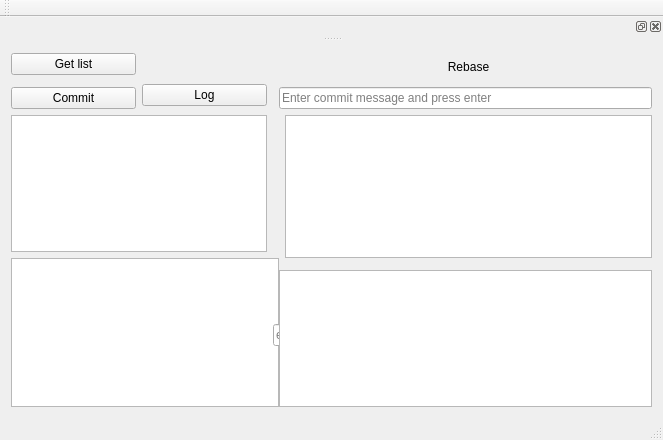
First picture: the form in Git-z/mainwindow.ui, repository ybznek/git-z, before the edit.
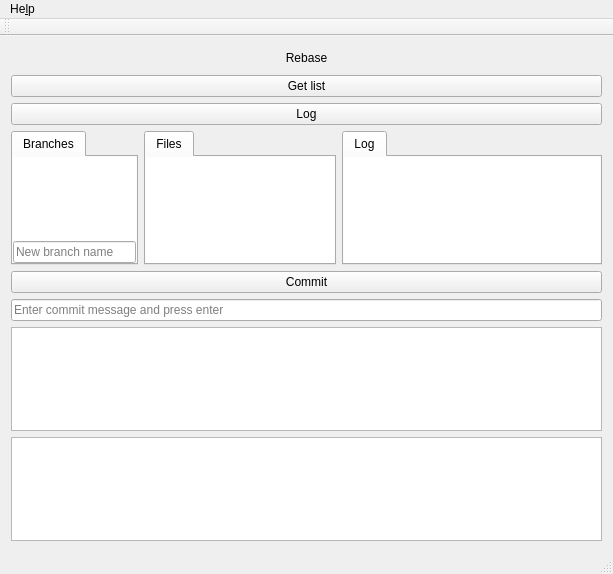
Second picture: the form after the edit. Icons and pictures are not drawn.

Patch:
```diff
--- a/Git-z/mainwindow.ui
+++ b/Git-z/mainwindow.ui
@@ -6,29 +6,16 @@
    <rect>
     <x>0</x>
     <y>0</y>
-    <width>663</width>
-    <height>440</height>
+    <width>613</width>
+    <height>574</height>
    </rect>
   </property>
   <property name="windowTitle">
    <string>MainWindow</string>
   </property>
   <widget class="QWidget" name="centralWidget">
-   <layout class="QGridLayout" name="gridLayout">
-    <item row="0" column="0">
-     <widget class="QPushButton" name="refreshButton">
-      <property name="text">
-       <string>Get list</string>
-      </property>
-      <property name="default">
-       <bool>false</bool>
-      </property>
-      <property name="flat">
-       <bool>false</bool>
-      </property>
-     </widget>
-    </item>
-    <item row="0" column="4" rowspan="2">
+   <layout class="QVBoxLayout" name="verticalLayout">
+    <item>
      <widget class="QPushButton" name="pushButton">
       <property name="sizePolicy">
        <sizepolicy hsizetype="Expanding" vsizetype="Expanding">
@@ -64,71 +51,237 @@
       </property>
      </widget>
     </item>
-    <item row="1" column="1" rowspan="2">
+    <item>
+     <widget class="QPushButton" name="refreshButton">
+      <property name="text">
+       <string>Get list</string>
+      </property>
+      <property name="default">
+       <bool>false</bool>
+      </property>
+      <property name="flat">
+       <bool>false</bool>
+      </property>
+     </widget>
+    </item>
+    <item>
      <widget class="QPushButton" name="logViewButton">
       <property name="text">
        <string>Log</string>
       </property>
      </widget>
     </item>
-    <item row="2" column="0">
+    <item>
+     <layout class="QHBoxLayout" name="horizontalLayout">
+      <item>
+       <widget class="QTabWidget" name="tabWidget_2">
+        <property name="sizePolicy">
+         <sizepolicy hsizetype="Minimum" vsizetype="Expanding">
+          <horstretch>0</horstretch>
+          <verstretch>0</verstretch>
+         </sizepolicy>
+        </property>
+        <property name="currentIndex">
+         <number>0</number>
+        </property>
+        <widget class="QWidget" name="tab_3">
+         <attribute name="title">
+          <string>Branches</string>
+         </attribute>
+         <layout class="QGridLayout" name="gridLayout_4">
+          <property name="leftMargin">
+           <number>0</number>
+          </property>
+          <property name="topMargin">
+           <number>0</number>
+          </property>
+          <property name="rightMargin">
+           <number>0</number>
+          </property>
+          <property name="bottomMargin">
+           <number>0</number>
+          </property>
+          <property name="spacing">
+           <number>0</number>
+          </property>
+          <item row="2" column="0">
+           <widget class="QLineEdit" name="newBranchEdit">
+            <property name="echoMode">
+             <enum>QLineEdit::Normal</enum>
+            </property>
+            <property name="placeholderText">
+             <string>New branch name</string>
+            </property>
+           </widget>
+          </item>
+          <item row="1" column="0">
+           <widget class="QTreeView" name="branchView">
+            <property name="sizePolicy">
+             <sizepolicy hsizetype="Expanding" vsizetype="Expanding">
+              <horstretch>0</horstretch>
+              <verstretch>0</verstretch>
+             </sizepolicy>
+            </property>
+            <property name="frameShape">
+             <enum>QFrame::NoFrame</enum>
+            </property>
+            <property name="frameShadow">
+             <enum>QFrame::Plain</enum>
+            </property>
+            <property name="lineWidth">
+             <number>0</number>
+            </property>
+            <property name="sizeAdjustPolicy">
+             <enum>QAbstractScrollArea::AdjustToContents</enum>
+            </property>
+            <property name="indentation">
+             <number>0</number>
+            </property>
+            <attribute name="headerVisible">
+             <bool>false</bool>
+            </attribute>
+           </widget>
+          </item>
+         </layout>
+        </widget>
+       </widget>
+      </item>
+      <item>
+       <widget class="QTabWidget" name="tabWidget">
+        <property name="tabShape">
+         <enum>QTabWidget::Rounded</enum>
+        </property>
+        <property name="currentIndex">
+         <number>0</number>
+        </property>
+        <widget class="QWidget" name="tab">
+         <attribute name="title">
+          <string>Files</string>
+         </attribute>
+         <layout class="QGridLayout" name="gridLayout">
+          <property name="leftMargin">
+           <number>0</number>
+          </property>
+          <property name="topMargin">
+           <number>0</number>
+          </property>
+          <property name="rightMargin">
+           <number>0</number>
+          </property>
+          <property name="bottomMargin">
+           <number>0</number>
+          </property>
+          <property name="spacing">
+           <number>0</number>
+          </property>
+          <item row="0" column="0">
+           <widget class="QTreeView" name="fileView">
+            <property name="frameShape">
+             <enum>QFrame::NoFrame</enum>
+            </property>
+            <property name="frameShadow">
+             <enum>QFrame::Plain</enum>
+            </property>
+            <property name="lineWidth">
+             <number>0</number>
+            </property>
+            <property name="sizeAdjustPolicy">
+             <enum>QAbstractScrollArea::AdjustToContents</enum>
+            </property>
+            <property name="selectionMode">
+             <enum>QAbstractItemView::ExtendedSelection</enum>
+            </property>
+            <property name="textElideMode">
+             <enum>Qt::ElideNone</enum>
+            </property>
+            <property name="verticalScrollMode">
+             <enum>QAbstractItemView::ScrollPerItem</enum>
+            </property>
+            <property name="autoExpandDelay">
+             <number>-1</number>
+            </property>
+            <property name="indentation">
+             <number>16</number>
+            </property>
+            <property name="uniformRowHeights">
+             <bool>false</bool>
+            </property>
+           </widget>
+          </item>
+         </layout>
+        </widget>
+       </widget>
+      </item>
+      <item>
+       <widget class="QTabWidget" name="tabWidget_3">
+        <property name="currentIndex">
+         <number>0</number>
+        </property>
+        <widget class="QWidget" name="tab_2">
+         <attribute name="title">
+          <string>Log</string>
+         </attribute>
+         <layout class="QGridLayout" name="gridLayout_2">
+          <property name="leftMargin">
+           <number>0</number>
+          </property>
+          <property name="topMargin">
+           <number>0</number>
+          </property>
+          <property name="rightMargin">
+           <number>0</number>
+          </property>
+          <property name="bottomMargin">
+           <number>0</number>
+          </property>
+          <property name="spacing">
+           <number>0</number>
+          </property>
+          <item row="0" column="0">
+           <widget class="QTableView" name="logTableView">
+            <property name="frameShape">
+             <enum>QFrame::NoFrame</enum>
+            </property>
+            <property name="frameShadow">
+             <enum>QFrame::Plain</enum>
+            </property>
+            <property name="lineWidth">
+             <number>0</number>
+            </property>
+            <property name="showGrid">
+             <bool>true</bool>
+            </property>
+            <property name="gridStyle">
+             <enum>Qt::SolidLine</enum>
+            </property>
+           </widget>
+          </item>
+         </layout>
+        </widget>
+       </widget>
+      </item>
+     </layout>
+    </item>
+    <item>
      <widget class="QPushButton" name="commitButton">
       <property name="text">
        <string>Commit</string>
       </property>
      </widget>
     </item>
-    <item row="2" column="3" colspan="2">
+    <item>
      <widget class="QLineEdit" name="commitMessage">
       <property name="placeholderText">
        <string>Enter commit message and press enter</string>
       </property>
      </widget>
     </item>
-    <item row="3" column="0" colspan="2">
-     <widget class="QColumnView" name="branchView"/>
-    </item>
-    <item row="3" column="4" rowspan="2">
-     <widget class="QTreeView" name="fileView">
-      <property name="sizeAdjustPolicy">
-       <enum>QAbstractScrollArea::AdjustToContents</enum>
-      </property>
-      <property name="selectionMode">
-       <enum>QAbstractItemView::ExtendedSelection</enum>
-      </property>
-      <property name="textElideMode">
-       <enum>Qt::ElideNone</enum>
-      </property>
-      <property name="verticalScrollMode">
-       <enum>QAbstractItemView::ScrollPerItem</enum>
-      </property>
-      <property name="autoExpandDelay">
-       <number>-1</number>
-      </property>
-      <property name="indentation">
-       <number>16</number>
-      </property>
-      <property name="uniformRowHeights">
-       <bool>false</bool>
-      </property>
-     </widget>
-    </item>
-    <item row="4" column="0" rowspan="3" colspan="4">
-     <widget class="QColumnView" name="indexView"/>
-    </item>
-    <item row="5" column="2" rowspan="2" colspan="3">
-     <widget class="QLineEdit" name="newBranchEdit">
-      <property name="echoMode">
-       <enum>QLineEdit::Normal</enum>
-      </property>
-      <property name="placeholderText">
-       <string>enter name of new branch and press enter</string>
-      </property>
-     </widget>
-    </item>
-    <item row="6" column="3" colspan="2">
+    <item>
      <widget class="QPlainTextEdit" name="logView"/>
     </item>
+    <item>
+     <widget class="QColumnView" name="indexView"/>
+    </item>
    </layout>
   </widget>
   <widget class="QMenuBar" name="menuBar">
@@ -136,10 +289,19 @@
     <rect>
      <x>0</x>
      <y>0</y>
-     <width>663</width>
+     <width>613</width>
      <height>25</height>
     </rect>
    </property>
+   <widget class="QMenu" name="menuAbout">
+    <property name="title">
+     <string>He&amp;lp</string>
+    </property>
+    <addaction name="separator"/>
+    <addaction name="separator"/>
+    <addaction name="actionAbout"/>
+   </widget>
+   <addaction name="menuAbout"/>
   </widget>
   <widget class="QToolBar" name="mainToolBar">
    <attribute name="toolBarArea">
@@ -150,12 +312,11 @@
    </attribute>
   </widget>
   <widget class="QStatusBar" name="statusBar"/>
-  <widget class="QDockWidget" name="dockWidget">
-   <attribute name="dockWidgetArea">
-    <number>4</number>
-   </attribute>
-   <widget class="QWidget" name="dockWidgetContents"/>
-  </widget>
+  <action name="actionAbout">
+   <property name="text">
+    <string>&amp;About</string>
+   </property>
+  </action>
  </widget>
  <layoutdefault spacing="6" margin="11"/>
  <resources/>
```
